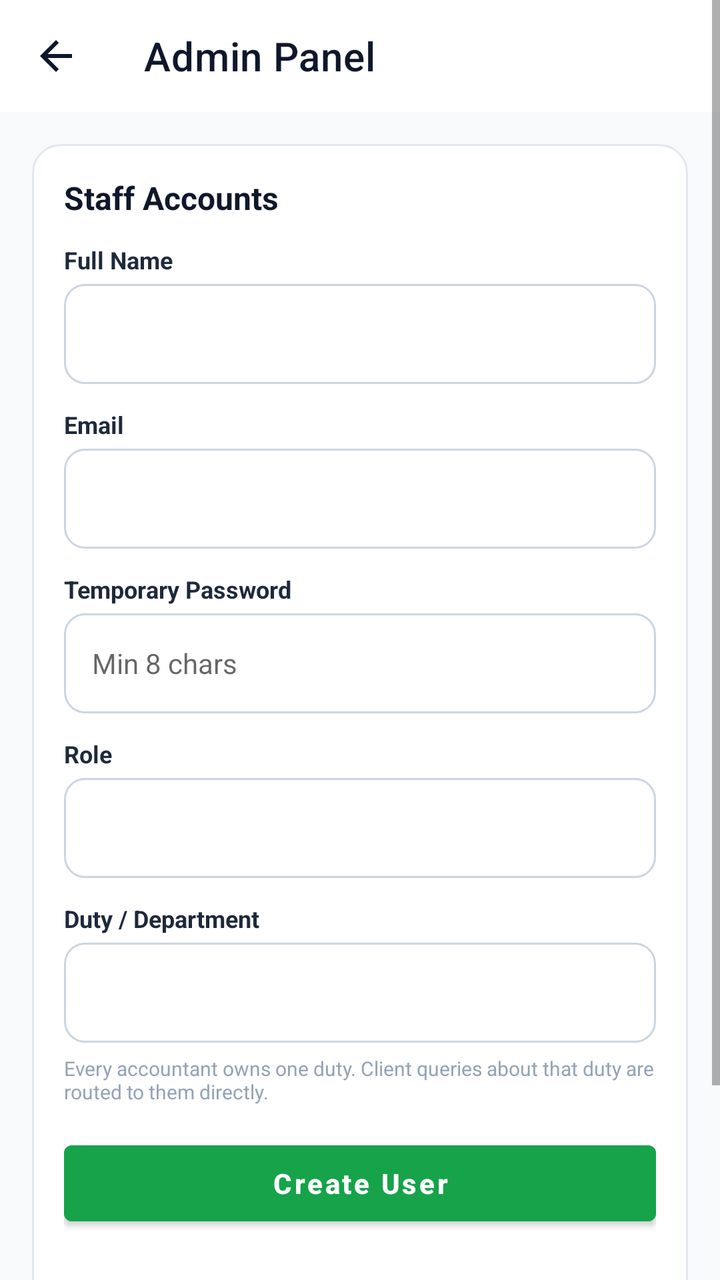
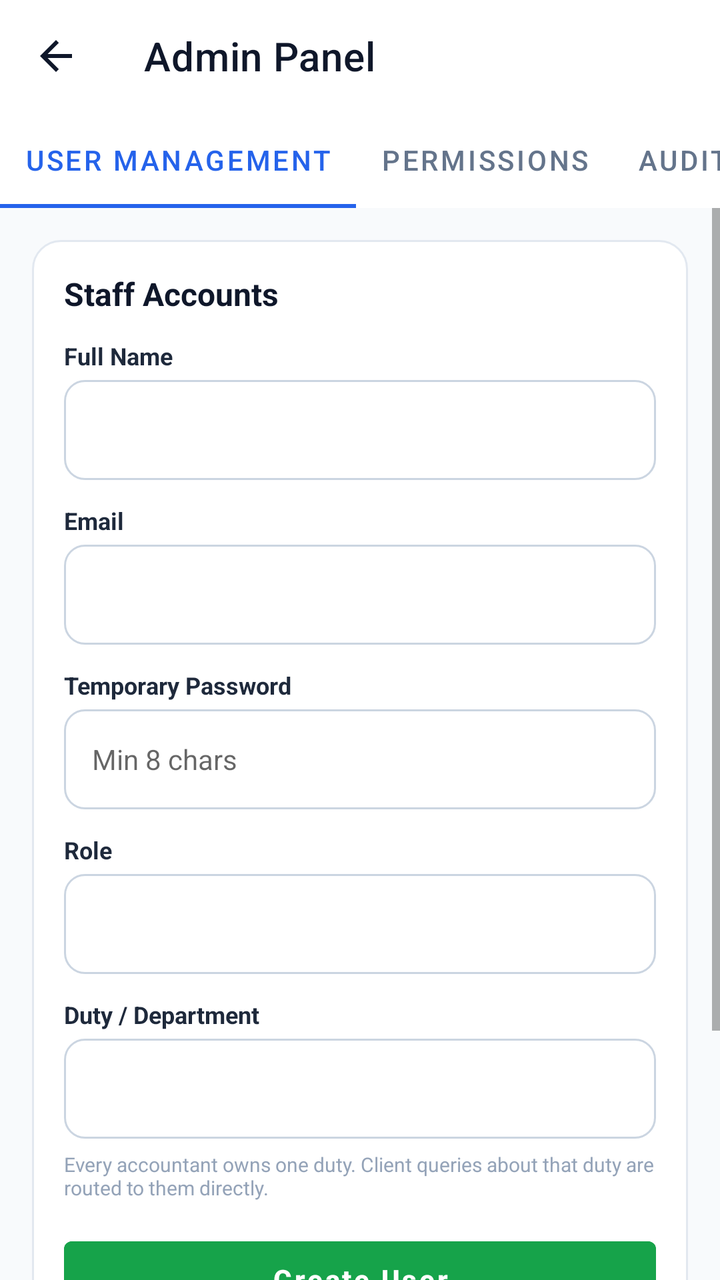

The first picture is an Android layout as it rendered before a commit; the second is the same layout after the commit. The layout source and the unified diff follow.
<!-- AndroidManifest.xml: application theme Theme.ApexLedger -->
<!-- res/layout/activity_admin_panel.xml -->
<?xml version="1.0" encoding="utf-8"?>
<ScrollView xmlns:android="http://schemas.android.com/apk/res/android"
    xmlns:app="http://schemas.android.com/apk/res-auto"
    android:layout_width="match_parent"
    android:layout_height="match_parent"
    android:background="@color/gray_50"
    android:fillViewport="true">

    <LinearLayout
        android:layout_width="match_parent"
        android:layout_height="wrap_content"
        android:orientation="vertical">

        <com.google.android.material.appbar.MaterialToolbar
            android:id="@+id/toolbar"
            android:layout_width="match_parent"
            android:layout_height="?attr/actionBarSize"
            android:background="@color/white"
            app:titleTextColor="@color/navy"
            app:navigationIcon="@drawable/ic_back_arrow"
            app:title="Admin Panel" />

        <LinearLayout
            android:layout_width="match_parent"
            android:layout_height="wrap_content"
            android:orientation="vertical"
            android:padding="16dp">

            
            <LinearLayout
                android:layout_width="match_parent"
                android:layout_height="wrap_content"
                android:orientation="vertical"
                android:background="@drawable/bg_card_stroke"
                android:padding="16dp"
                android:layout_marginBottom="16dp">

                <TextView
                    android:layout_width="wrap_content"
                    android:layout_height="wrap_content"
                    android:text="Staff Accounts"
                    android:textColor="@color/navy"
                    android:textStyle="bold"
                    android:textSize="16sp"
                    android:layout_marginBottom="12dp" />

                <TextView android:text="Full Name" android:textColor="@color/navy_700" android:textStyle="bold" android:textSize="12sp" android:layout_width="wrap_content" android:layout_height="wrap_content" />
                <EditText
                    android:id="@+id/etStaffName"
                    android:layout_width="match_parent"
                    android:layout_height="50dp"
                    android:background="@drawable/bg_input_field"
                    android:paddingStart="14dp" android:paddingEnd="14dp"
                    android:textSize="14sp"
                    android:layout_marginTop="4dp" android:layout_marginBottom="12dp" />

                <TextView android:text="Email" android:textColor="@color/navy_700" android:textStyle="bold" android:textSize="12sp" android:layout_width="wrap_content" android:layout_height="wrap_content" />
                <EditText
                    android:id="@+id/etStaffEmail"
                    android:layout_width="match_parent"
                    android:layout_height="50dp"
                    android:background="@drawable/bg_input_field"
                    android:paddingStart="14dp" android:paddingEnd="14dp"
                    android:inputType="textEmailAddress"
                    android:textSize="14sp"
                    android:layout_marginTop="4dp" android:layout_marginBottom="12dp" />

                <TextView android:text="Temporary Password" android:textColor="@color/navy_700" android:textStyle="bold" android:textSize="12sp" android:layout_width="wrap_content" android:layout_height="wrap_content" />
                <EditText
                    android:id="@+id/etStaffPassword"
                    android:layout_width="match_parent"
                    android:layout_height="50dp"
                    android:background="@drawable/bg_input_field"
                    android:paddingStart="14dp" android:paddingEnd="14dp"
                    android:inputType="textPassword"
                    android:hint="Min 8 chars"
                    android:textSize="14sp"
                    android:layout_marginTop="4dp" android:layout_marginBottom="12dp" />

                <TextView android:text="Role" android:textColor="@color/navy_700" android:textStyle="bold" android:textSize="12sp" android:layout_width="wrap_content" android:layout_height="wrap_content" />
                <Spinner
                    android:id="@+id/spinnerRole"
                    android:layout_width="match_parent"
                    android:layout_height="50dp"
                    android:background="@drawable/bg_input_field"
                    android:layout_marginTop="4dp" android:layout_marginBottom="12dp" />

                <TextView android:text="Duty / Department" android:textColor="@color/navy_700" android:textStyle="bold" android:textSize="12sp" android:layout_width="wrap_content" android:layout_height="wrap_content" />
                <Spinner
                    android:id="@+id/spinnerDepartment"
                    android:layout_width="match_parent"
                    android:layout_height="50dp"
                    android:background="@drawable/bg_input_field"
                    android:layout_marginTop="4dp" android:layout_marginBottom="6dp" />

                <TextView
                    android:layout_width="wrap_content"
                    android:layout_height="wrap_content"
                    android:text="Every accountant owns one duty. Client queries about that duty are routed to them directly."
                    android:textColor="@color/gray_400"
                    android:textSize="10sp"
                    android:layout_marginBottom="14dp" />

                <com.google.android.material.button.MaterialButton
                    android:id="@+id/btnCreateStaff"
                    android:layout_width="match_parent"
                    android:layout_height="50dp"
                    android:text="Create User"
                    android:textAllCaps="false"
                    android:textStyle="bold"
                    android:backgroundTint="@color/success" />

                <TextView
                    android:id="@+id/tvStatus"
                    android:layout_width="wrap_content"
                    android:layout_height="wrap_content"
                    android:layout_gravity="center_horizontal"
                    android:layout_marginTop="12dp"
                    android:textColor="@color/danger_dark"
                    android:textSize="13sp" />

            </LinearLayout>

            
            <LinearLayout
                android:layout_width="match_parent"
                android:layout_height="wrap_content"
                android:orientation="vertical"
                android:background="@drawable/bg_card_stroke"
                android:padding="16dp">

                <TextView
                    android:layout_width="wrap_content"
                    android:layout_height="wrap_content"
                    android:text="All Staff"
                    android:textColor="@color/navy"
                    android:textStyle="bold"
                    android:textSize="15sp"
                    android:layout_marginBottom="8dp" />

                <androidx.recyclerview.widget.RecyclerView
                    android:id="@+id/rvStaff"
                    android:layout_width="match_parent"
                    android:layout_height="wrap_content"
                    android:nestedScrollingEnabled="false" />

            </LinearLayout>

        </LinearLayout>
    </LinearLayout>
</ScrollView>
<!-- resources referenced by this layout -->
<resources>
  <color name="danger_dark">#DC2626</color>
  <color name="gray_400">#94A3B8</color>
  <color name="gray_50">#F8FAFC</color>
  <color name="navy">#0F172A</color>
  <color name="navy_700">#1E293B</color>
  <color name="success">#16A34A</color>
  <color name="white">#FFFFFF</color>
  <!-- drawable bg_card_stroke (drawable) -->
  <?xml version="1.0" encoding="utf-8"?>
  <shape xmlns:android="http://schemas.android.com/apk/res/android" android:shape="rectangle">
      <corners android:radius="14dp" />
      <solid android:color="@color/white" />
      <stroke android:width="1dp" android:color="@color/gray_200" />
  </shape>
  <!-- drawable bg_input_field (drawable) -->
  <?xml version="1.0" encoding="utf-8"?>
  <shape xmlns:android="http://schemas.android.com/apk/res/android"
      android:shape="rectangle">
      <corners android:radius="10dp" />
      <solid android:color="@color/white" />
      <stroke android:width="1dp" android:color="@color/gray_300" />
  </shape>
  <!-- drawable ic_back_arrow (drawable) -->
  <vector xmlns:android="http://schemas.android.com/apk/res/android"
      android:width="24dp"
      android:height="24dp"
      android:viewportWidth="24"
      android:viewportHeight="24"
      android:tint="@color/navy">
      <path
          android:fillColor="@android:color/white"
          android:pathData="M20,11H7.83l5.59,-5.59L12,4l-8,8 8,8 1.41,-1.41L7.83,13H20v-2z"/>
  </vector>
  <style name="Theme.ApexLedger" parent="Theme.MaterialComponents.DayNight.NoActionBar">
          <item name="colorPrimary">@color/primary</item>
          <item name="colorPrimaryDark">@color/primary_dark</item>
          <item name="colorAccent">@color/success</item>
          <item name="android:windowBackground">@color/background</item>
          <item name="android:statusBarColor">@color/navy</item>
          <item name="android:navigationBarColor">@color/white</item>
      </style>
  <color name="gray_200">#E2E8F0</color>
  <color name="gray_300">#CBD5E1</color>
  <color name="primary">#2563EB</color>
  <color name="primary_dark">#1D4ED8</color>
</resources>

<!-- the commit's change to res/layout/activity_admin_panel.xml (unified diff, before → after) -->
@@ -1,151 +1,289 @@
 <?xml version="1.0" encoding="utf-8"?>
-<ScrollView xmlns:android="http://schemas.android.com/apk/res/android"
+<LinearLayout xmlns:android="http://schemas.android.com/apk/res/android"
     xmlns:app="http://schemas.android.com/apk/res-auto"
     android:layout_width="match_parent"
     android:layout_height="match_parent"
-    android:background="@color/gray_50"
-    android:fillViewport="true">
-
-    <LinearLayout
+    android:orientation="vertical"
+    android:background="@color/gray_50">
+
+    <com.google.android.material.appbar.MaterialToolbar
+        android:id="@+id/toolbar"
+        android:layout_width="match_parent"
+        android:layout_height="?attr/actionBarSize"
+        android:background="@color/white"
+        app:titleTextColor="@color/navy"
+        app:navigationIcon="@drawable/ic_back_arrow"
+        app:title="Admin Panel" />
+
+    <com.google.android.material.tabs.TabLayout
+        android:id="@+id/tabLayout"
         android:layout_width="match_parent"
         android:layout_height="wrap_content"
-        android:orientation="vertical">
-
-        <com.google.android.material.appbar.MaterialToolbar
-            android:id="@+id/toolbar"
+        android:background="@color/white"
+        app:tabTextColor="@color/gray_500"
+        app:tabSelectedTextColor="@color/primary"
+        app:tabIndicatorColor="@color/primary"
+        app:tabMode="scrollable">
+
+        <com.google.android.material.tabs.TabItem
+            android:layout_width="wrap_content"
+            android:layout_height="wrap_content"
+            android:text="User Management" />
+
+        <com.google.android.material.tabs.TabItem
+            android:layout_width="wrap_content"
+            android:layout_height="wrap_content"
+            android:text="Permissions" />
+
+        <com.google.android.material.tabs.TabItem
+            android:layout_width="wrap_content"
+            android:layout_height="wrap_content"
+            android:text="Audit Log" />
+
+    </com.google.android.material.tabs.TabLayout>
+
+    <ScrollView
+        android:layout_width="match_parent"
+        android:layout_height="match_parent">
+
+        <FrameLayout
             android:layout_width="match_parent"
-            android:layout_height="?attr/actionBarSize"
-            android:background="@color/white"
-            app:titleTextColor="@color/navy"
-            app:navigationIcon="@drawable/ic_back_arrow"
-            app:title="Admin Panel" />
-
-        <LinearLayout
-            android:layout_width="match_parent"
-            android:layout_height="wrap_content"
-            android:orientation="vertical"
-            android:padding="16dp">
+            android:layout_height="wrap_content">
 
             
             <LinearLayout
+                android:id="@+id/sectionUserManagement"
                 android:layout_width="match_parent"
                 android:layout_height="wrap_content"
                 android:orientation="vertical"
-                android:background="@drawable/bg_card_stroke"
                 android:padding="16dp"
-                android:layout_marginBottom="16dp">
-
-                <TextView
-                    android:layout_width="wrap_content"
-                    android:layout_height="wrap_content"
-                    android:text="Staff Accounts"
-                    android:textColor="@color/navy"
-                    android:textStyle="bold"
-                    android:textSize="16sp"
-                    android:layout_marginBottom="12dp" />
-
-                <TextView android:text="Full Name" android:textColor="@color/navy_700" android:textStyle="bold" android:textSize="12sp" android:layout_width="wrap_content" android:layout_height="wrap_content" />
-                <EditText
-                    android:id="@+id/etStaffName"
-                    android:layout_width="match_parent"
-                    android:layout_height="50dp"
-                    android:background="@drawable/bg_input_field"
-                    android:paddingStart="14dp" android:paddingEnd="14dp"
-                    android:textSize="14sp"
-                    android:layout_marginTop="4dp" android:layout_marginBottom="12dp" />
-
-                <TextView android:text="Email" android:textColor="@color/navy_700" android:textStyle="bold" android:textSize="12sp" android:layout_width="wrap_content" android:layout_height="wrap_content" />
-                <EditText
-                    android:id="@+id/etStaffEmail"
-                    android:layout_width="match_parent"
-                    android:layout_height="50dp"
-                    android:background="@drawable/bg_input_field"
-                    android:paddingStart="14dp" android:paddingEnd="14dp"
-                    android:inputType="textEmailAddress"
-                    android:textSize="14sp"
-                    android:layout_marginTop="4dp" android:layout_marginBottom="12dp" />
-
-                <TextView android:text="Temporary Password" android:textColor="@color/navy_700" android:textStyle="bold" android:textSize="12sp" android:layout_width="wrap_content" android:layout_height="wrap_content" />
-                <EditText
-                    android:id="@+id/etStaffPassword"
-                    android:layout_width="match_parent"
-                    android:layout_height="50dp"
-                    android:background="@drawable/bg_input_field"
-                    android:paddingStart="14dp" android:paddingEnd="14dp"
-                    android:inputType="textPassword"
-                    android:hint="Min 8 chars"
-                    android:textSize="14sp"
-                    android:layout_marginTop="4dp" android:layout_marginBottom="12dp" />
-
-                <TextView android:text="Role" android:textColor="@color/navy_700" android:textStyle="bold" android:textSize="12sp" android:layout_width="wrap_content" android:layout_height="wrap_content" />
-                <Spinner
-                    android:id="@+id/spinnerRole"
-                    android:layout_width="match_parent"
-                    android:layout_height="50dp"
-                    android:background="@drawable/bg_input_field"
-                    android:layout_marginTop="4dp" android:layout_marginBottom="12dp" />
-
-                <TextView android:text="Duty / Department" android:textColor="@color/navy_700" android:textStyle="bold" android:textSize="12sp" android:layout_width="wrap_content" android:layout_height="wrap_content" />
-                <Spinner
-                    android:id="@+id/spinnerDepartment"
-                    android:layout_width="match_parent"
-                    android:layout_height="50dp"
-                    android:background="@drawable/bg_input_field"
-                    android:layout_marginTop="4dp" android:layout_marginBottom="6dp" />
-
-                <TextView
-                    android:layout_width="wrap_content"
-                    android:layout_height="wrap_content"
-                    android:text="Every accountant owns one duty. Client queries about that duty are routed to them directly."
-                    android:textColor="@color/gray_400"
-                    android:textSize="10sp"
-                    android:layout_marginBottom="14dp" />
-
-                <com.google.android.material.button.MaterialButton
-                    android:id="@+id/btnCreateStaff"
-                    android:layout_width="match_parent"
-                    android:layout_height="50dp"
-                    android:text="Create User"
-                    android:textAllCaps="false"
-                    android:textStyle="bold"
-                    android:backgroundTint="@color/success" />
-
-                <TextView
-                    android:id="@+id/tvStatus"
-                    android:layout_width="wrap_content"
-                    android:layout_height="wrap_content"
-                    android:layout_gravity="center_horizontal"
-                    android:layout_marginTop="12dp"
-                    android:textColor="@color/danger_dark"
-                    android:textSize="13sp" />
+                android:visibility="visible">
+
+                <LinearLayout
+                    android:layout_width="match_parent"
+                    android:layout_height="wrap_content"
+                    android:orientation="vertical"
+                    android:background="@drawable/bg_card_stroke"
+                    android:padding="16dp"
+                    android:layout_marginBottom="16dp">
+
+                    <TextView
+                        android:layout_width="wrap_content"
+                        android:layout_height="wrap_content"
+                        android:text="Staff Accounts"
+                        android:textColor="@color/navy"
+                        android:textStyle="bold"
+                        android:textSize="16sp"
+                        android:layout_marginBottom="12dp" />
+
+                    <TextView android:text="Full Name" android:textColor="@color/navy_700" android:textStyle="bold" android:textSize="12sp" android:layout_width="wrap_content" android:layout_height="wrap_content" />
+                    <EditText
+                        android:id="@+id/etStaffName"
+                        android:layout_width="match_parent"
+                        android:layout_height="50dp"
+                        android:background="@drawable/bg_input_field"
+                        android:paddingStart="14dp" android:paddingEnd="14dp"
+                        android:textSize="14sp"
+                        android:layout_marginTop="4dp" android:layout_marginBottom="12dp" />
+
+                    <TextView android:text="Email" android:textColor="@color/navy_700" android:textStyle="bold" android:textSize="12sp" android:layout_width="wrap_content" android:layout_height="wrap_content" />
+                    <EditText
+                        android:id="@+id/etStaffEmail"
+                        android:layout_width="match_parent"
+                        android:layout_height="50dp"
+                        android:background="@drawable/bg_input_field"
+                        android:paddingStart="14dp" android:paddingEnd="14dp"
+                        android:inputType="textEmailAddress"
+                        android:textSize="14sp"
+                        android:layout_marginTop="4dp" android:layout_marginBottom="12dp" />
+
+                    <TextView android:text="Temporary Password" android:textColor="@color/navy_700" android:textStyle="bold" android:textSize="12sp" android:layout_width="wrap_content" android:layout_height="wrap_content" />
+                    <EditText
+                        android:id="@+id/etStaffPassword"
+                        android:layout_width="match_parent"
+                        android:layout_height="50dp"
+                        android:background="@drawable/bg_input_field"
+                        android:paddingStart="14dp" android:paddingEnd="14dp"
+                        android:inputType="textPassword"
+                        android:hint="Min 8 chars"
+                        android:textSize="14sp"
+                        android:layout_marginTop="4dp" android:layout_marginBottom="12dp" />
+
+                    <TextView android:text="Role" android:textColor="@color/navy_700" android:textStyle="bold" android:textSize="12sp" android:layout_width="wrap_content" android:layout_height="wrap_content" />
+                    <Spinner
+                        android:id="@+id/spinnerRole"
+                        android:layout_width="match_parent"
+                        android:layout_height="50dp"
+                        android:background="@drawable/bg_input_field"
+                        android:layout_marginTop="4dp" android:layout_marginBottom="12dp" />
+
+                    <TextView android:text="Duty / Department" android:textColor="@color/navy_700" android:textStyle="bold" android:textSize="12sp" android:layout_width="wrap_content" android:layout_height="wrap_content" />
+                    <Spinner
+                        android:id="@+id/spinnerDepartment"
+                        android:layout_width="match_parent"
+                        android:layout_height="50dp"
+                        android:background="@drawable/bg_input_field"
+                        android:layout_marginTop="4dp" android:layout_marginBottom="6dp" />
+
+                    <TextView
+                        android:layout_width="wrap_content"
+                        android:layout_height="wrap_content"
+                        android:text="Every accountant owns one duty. Client queries about that duty are routed to them directly."
+                        android:textColor="@color/gray_400"
+                        android:textSize="10sp"
+                        android:layout_marginBottom="14dp" />
+
+                    <com.google.android.material.button.MaterialButton
+                        android:id="@+id/btnCreateStaff"
+                        android:layout_width="match_parent"
+                        android:layout_height="50dp"
+                        android:text="Create User"
+                        android:textAllCaps="false"
+                        android:textStyle="bold"
+                        android:backgroundTint="@color/success" />
+
+                    <TextView
+                        android:id="@+id/tvStatus"
+                        android:layout_width="wrap_content"
+                        android:layout_height="wrap_content"
+                        android:layout_gravity="center_horizontal"
+                        android:layout_marginTop="12dp"
+                        android:textColor="@color/danger_dark"
+                        android:textSize="13sp" />
+
+                </LinearLayout>
+
+                <LinearLayout
+                    android:layout_width="match_parent"
+                    android:layout_height="wrap_content"
+                    android:orientation="vertical"
+                    android:background="@drawable/bg_card_stroke"
+                    android:padding="16dp">
+
+                    <TextView
+                        android:layout_width="wrap_content"
+                        android:layout_height="wrap_content"
+                        android:text="All Staff"
+                        android:textColor="@color/navy"
+                        android:textStyle="bold"
+                        android:textSize="15sp"
+                        android:layout_marginBottom="8dp" />
+
+                    <androidx.recyclerview.widget.RecyclerView
+                        android:id="@+id/rvStaff"
+                        android:layout_width="match_parent"
+                        android:layout_height="wrap_content"
+                        android:nestedScrollingEnabled="false" />
+
+                </LinearLayout>
 
             </LinearLayout>
 
             
             <LinearLayout
+                android:id="@+id/sectionPermissions"
                 android:layout_width="match_parent"
                 android:layout_height="wrap_content"
                 android:orientation="vertical"
-                android:background="@drawable/bg_card_stroke"
-                android:padding="16dp">
-
-                <TextView
-                    android:layout_width="wrap_content"
-                    android:layout_height="wrap_content"
-                    android:text="All Staff"
-                    android:textColor="@color/navy"
-                    android:textStyle="bold"
-                    android:textSize="15sp"
-                    android:layout_marginBottom="8dp" />
-
-                <androidx.recyclerview.widget.RecyclerView
-                    android:id="@+id/rvStaff"
-                    android:layout_width="match_parent"
-                    android:layout_height="wrap_content"
-                    android:nestedScrollingEnabled="false" />
+                android:padding="16dp"
+                android:visibility="gone">
+
+                <LinearLayout
+                    android:layout_width="match_parent"
+                    android:layout_height="wrap_content"
+                    android:orientation="vertical"
+                    android:background="@drawable/bg_card_stroke"
+                    android:padding="16dp">
+
+                    <TextView
+                        android:layout_width="wrap_content"
+                        android:layout_height="wrap_content"
+                        android:text="Permissions Matrix"
+                        android:textColor="@color/navy"
+                        android:textStyle="bold"
+                        android:textSize="16sp"
+                        android:layout_marginBottom="6dp" />
+
+                    <TextView
+                        android:layout_width="match_parent"
+                        android:layout_height="wrap_content"
+                        android:text="Role-based access control. Client queries route straight to the responsible accountant by duty — Admin is not a required step in that path."
+                        android:textColor="@color/gray_500"
+                        android:textSize="12sp"
+                        android:layout_marginBottom="12dp" />
+
+                    <androidx.recyclerview.widget.RecyclerView
+                        android:id="@+id/rvPermissions"
+                        android:layout_width="match_parent"
+                        android:layout_height="wrap_content"
+                        android:nestedScrollingEnabled="false" />
+
+                </LinearLayout>
 
             </LinearLayout>
 
-        </LinearLayout>
-    </LinearLayout>
-</ScrollView>
+            
+            <LinearLayout
+                android:id="@+id/sectionAuditLog"
+                android:layout_width="match_parent"
+                android:layout_height="wrap_content"
+                android:orientation="vertical"
+                android:padding="16dp"
+                android:visibility="gone">
+
+                <LinearLayout
+                    android:layout_width="match_parent"
+                    android:layout_height="wrap_content"
+                    android:orientation="vertical"
+                    android:background="@drawable/bg_card_stroke"
+                    android:padding="16dp">
+
+                    <LinearLayout
+                        android:layout_width="match_parent"
+                        android:layout_height="wrap_content"
+                        android:orientation="horizontal"
+                        android:gravity="center_vertical"
+                        android:layout_marginBottom="8dp">
+
+                        <TextView
+                            android:layout_width="0dp"
+                            android:layout_weight="1"
+                            android:layout_height="wrap_content"
+                            android:text="Audit Log"
+                            android:textColor="@color/navy"
+                            android:textStyle="bold"
+                            android:textSize="16sp" />
+
+                        <TextView
+                            android:layout_width="wrap_content"
+                            android:layout_height="wrap_content"
+                            android:text="Last 40 events"
+                            android:textColor="@color/gray_400"
+                            android:textSize="11sp" />
+                    </LinearLayout>
+
+                    <TextView
+                        android:id="@+id/tvAuditEmptyState"
+                        android:layout_width="match_parent"
+                        android:layout_height="wrap_content"
+                        android:text="No audit events recorded yet"
+                        android:textColor="@color/gray_500"
+                        android:textSize="13sp"
+                        android:gravity="center"
+                        android:padding="24dp"
+                        android:visibility="gone" />
+
+                    <androidx.recyclerview.widget.RecyclerView
+                        android:id="@+id/rvAuditLog"
+                        android:layout_width="match_parent"
+                        android:layout_height="wrap_content"
+                        android:nestedScrollingEnabled="false" />
+
+                </LinearLayout>
+
+            </LinearLayout>
+
+        </FrameLayout>
+    </ScrollView>
+
+</LinearLayout>
<!-- resource entries referenced after the edit -->
@@ -3,6 +3,7 @@
   <color name="danger_dark">#DC2626</color>
   <color name="gray_400">#94A3B8</color>
   <color name="gray_50">#F8FAFC</color>
+  <color name="gray_500">#64748B</color>
   <color name="navy">#0F172A</color>
   <color name="navy_700">#1E293B</color>
   <color name="success">#16A34A</color>
